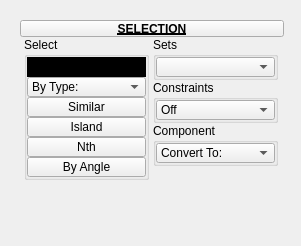
Before: the Qt Designer form tentacle/ui/uiLevel_3/selection.ui in m3trik/tentacle, drawn with Qt 5.
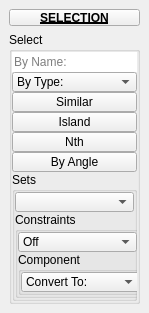
After: the same form once the commit is applied. Custom widgets are drawn as their Qt base class.

Patch:
```diff
--- a/tentacle/ui/uiLevel_3/selection.ui
+++ b/tentacle/ui/uiLevel_3/selection.ui
@@ -9,13 +9,13 @@
    <rect>
     <x>0</x>
     <y>0</y>
-    <width>301</width>
-    <height>246</height>
+    <width>149</width>
+    <height>312</height>
    </rect>
   </property>
   <property name="minimumSize">
    <size>
-    <width>120</width>
+    <width>0</width>
     <height>0</height>
    </size>
   </property>
@@ -25,124 +25,6 @@
     <height>999</height>
    </size>
   </property>
-  <property name="palette">
-   <palette>
-    <active>
-     <colorrole role="Base">
-      <brush brushstyle="SolidPattern">
-       <color alpha="255">
-        <red>0</red>
-        <green>0</green>
-        <blue>0</blue>
-       </color>
-      </brush>
-     </colorrole>
-     <colorrole role="Shadow">
-      <brush brushstyle="SolidPattern">
-       <color alpha="255">
-        <red>0</red>
-        <green>0</green>
-        <blue>0</blue>
-       </color>
-      </brush>
-     </colorrole>
-     <colorrole role="Highlight">
-      <brush brushstyle="SolidPattern">
-       <color alpha="255">
-        <red>85</red>
-        <green>170</green>
-        <blue>255</blue>
-       </color>
-      </brush>
-     </colorrole>
-     <colorrole role="ToolTipBase">
-      <brush brushstyle="SolidPattern">
-       <color alpha="255">
-        <red>255</red>
-        <green>255</green>
-        <blue>127</blue>
-       </color>
-      </brush>
-     </colorrole>
-    </active>
-    <inactive>
-     <colorrole role="Base">
-      <brush brushstyle="SolidPattern">
-       <color alpha="255">
-        <red>0</red>
-        <green>0</green>
-        <blue>0</blue>
-       </color>
-      </brush>
-     </colorrole>
-     <colorrole role="Shadow">
-      <brush brushstyle="SolidPattern">
-       <color alpha="255">
-        <red>0</red>
-        <green>0</green>
-        <blue>0</blue>
-       </color>
-      </brush>
-     </colorrole>
-     <colorrole role="Highlight">
-      <brush brushstyle="SolidPattern">
-       <color alpha="255">
-        <red>85</red>
-        <green>170</green>
-        <blue>255</blue>
-       </color>
-      </brush>
-     </colorrole>
-     <colorrole role="ToolTipBase">
-      <brush brushstyle="SolidPattern">
-       <color alpha="255">
-        <red>255</red>
-        <green>255</green>
-        <blue>127</blue>
-       </color>
-      </brush>
-     </colorrole>
-    </inactive>
-    <disabled>
-     <colorrole role="Base">
-      <brush brushstyle="SolidPattern">
-       <color alpha="255">
-        <red>240</red>
-        <green>240</green>
-        <blue>240</blue>
-       </color>
-      </brush>
-     </colorrole>
-     <colorrole role="Shadow">
-      <brush brushstyle="SolidPattern">
-       <color alpha="255">
-        <red>0</red>
-        <green>0</green>
-        <blue>0</blue>
-       </color>
-      </brush>
-     </colorrole>
-     <colorrole role="Highlight">
-      <brush brushstyle="SolidPattern">
-       <color alpha="255">
-        <red>0</red>
-        <green>120</green>
-        <blue>215</blue>
-       </color>
-      </brush>
-     </colorrole>
-     <colorrole role="ToolTipBase">
-      <brush brushstyle="SolidPattern">
-       <color alpha="255">
-        <red>255</red>
-        <green>255</green>
-        <blue>127</blue>
-       </color>
-      </brush>
-     </colorrole>
-    </disabled>
-   </palette>
-  </property>
   <property name="windowTitle">
    <string>Toolkit</string>
   </property>
@@ -156,37 +38,49 @@
    <set>QMainWindow::AllowNestedDocks|QMainWindow::AllowTabbedDocks|QMainWindow::AnimatedDocks|QMainWindow::ForceTabbedDocks</set>
   </property>
   <widget class="QWidget" name="mainWindow">
-   <widget class="QWidget" name="layoutWidget_2">
-    <property name="geometry">
-     <rect>
-      <x>20</x>
-      <y>20</y>
-      <width>264</width>
-      <height>206</height>
-     </rect>
-    </property>
-    <layout class="QGridLayout" name="gridLayout_2">
-     <property name="spacing">
-      <number>0</number>
-     </property>
-     <item row="1" column="1" colspan="2">
-      <layout class="QHBoxLayout" name="horizontalLayout">
+   <layout class="QVBoxLayout" name="verticalLayout_2">
+    <item>
+     <widget class="PushButtonDraggable" name="draggable_header">
+      <property name="minimumSize">
+       <size>
+        <width>19</width>
+        <height>17</height>
+       </size>
+      </property>
+      <property name="maximumSize">
+       <size>
+        <width>999</width>
+        <height>17</height>
+       </size>
+      </property>
+      <property name="font">
+       <font>
+        <weight>75</weight>
+        <bold>true</bold>
+        <underline>true</underline>
+       </font>
+      </property>
+      <property name="text">
+       <string>SELECTION</string>
+      </property>
+      <property name="checkable">
+       <bool>true</bool>
+      </property>
+     </widget>
+    </item>
        <item>
         <layout class="QVBoxLayout" name="verticalLayout">
-         <property name="spacing">
-          <number>0</number>
-         </property>
          <item>
           <widget class="QGroupBox" name="groupBox_5">
            <property name="minimumSize">
             <size>
-             <width>125</width>
+          <width>0</width>
              <height>0</height>
             </size>
            </property>
            <property name="maximumSize">
             <size>
-             <width>125</width>
+          <width>999</width>
              <height>999</height>
             </size>
            </property>
@@ -394,35 +288,6 @@
               </property>
              </widget>
             </item>
-           </layout>
-           <zorder>txt001</zorder>
-           <zorder>tb001</zorder>
-           <zorder>tb002</zorder>
-           <zorder>cmb002</zorder>
-           <zorder>tb000</zorder>
-           <zorder>tb003</zorder>
-          </widget>
-         </item>
-         <item>
-          <spacer name="verticalSpacer_2">
-           <property name="orientation">
-            <enum>Qt::Vertical</enum>
-           </property>
-           <property name="sizeHint" stdset="0">
-            <size>
-             <width>0</width>
-             <height>0</height>
-            </size>
-           </property>
-          </spacer>
-         </item>
-        </layout>
-       </item>
-       <item>
-        <layout class="QVBoxLayout" name="verticalLayout_2">
-         <property name="spacing">
-          <number>0</number>
-         </property>
          <item>
           <widget class="QGroupBox" name="groupBox_4">
            <property name="minimumSize">
@@ -484,9 +349,6 @@
               </property>
              </widget>
             </item>
-           </layout>
-          </widget>
-         </item>
          <item>
           <widget class="QGroupBox" name="groupBox_8">
            <property name="minimumSize">
@@ -553,9 +415,6 @@
               </item>
              </widget>
             </item>
-           </layout>
-          </widget>
-         </item>
          <item>
           <widget class="QGroupBox" name="groupBox_6">
            <property name="minimumSize">
@@ -631,15 +490,31 @@
            </layout>
           </widget>
          </item>
+              </layout>
+             </widget>
+            </item>
+           </layout>
+          </widget>
+         </item>
+        </layout>
+        <zorder>txt001</zorder>
+        <zorder>tb001</zorder>
+        <zorder>tb002</zorder>
+        <zorder>cmb002</zorder>
+        <zorder>tb000</zorder>
+        <zorder>tb003</zorder>
+        <zorder>groupBox_4</zorder>
+       </widget>
+      </item>
          <item>
-          <spacer name="verticalSpacer_3">
+       <spacer name="verticalSpacer">
            <property name="orientation">
             <enum>Qt::Vertical</enum>
            </property>
            <property name="sizeHint" stdset="0">
             <size>
-             <width>0</width>
-             <height>0</height>
+          <width>17</width>
+          <height>407</height>
             </size>
            </property>
           </spacer>
@@ -647,38 +522,6 @@
         </layout>
        </item>
       </layout>
-     </item>
-     <item row="0" column="1" colspan="2">
-      <widget class="PushButtonDraggable" name="draggable_header">
-       <property name="minimumSize">
-        <size>
-         <width>19</width>
-         <height>17</height>
-        </size>
-       </property>
-       <property name="maximumSize">
-        <size>
-         <width>999</width>
-         <height>17</height>
-        </size>
-       </property>
-       <property name="font">
-        <font>
-         <weight>75</weight>
-         <bold>true</bold>
-         <underline>true</underline>
-        </font>
-       </property>
-       <property name="text">
-        <string>SELECTION</string>
-       </property>
-       <property name="checkable">
-        <bool>true</bool>
-       </property>
-      </widget>
-     </item>
-    </layout>
-   </widget>
   </widget>
  </widget>
  <customwidgets>
@@ -687,16 +530,16 @@
    <extends>QPushButton</extends>
    <header>widgets.pushbuttondraggable.h</header>
   </customwidget>
+  <customwidget>
+   <class>PushButton</class>
+   <extends>QPushButton</extends>
+   <header>widgets.pushbutton.h</header>
+  </customwidget>
   <customwidget>
    <class>ComboBox</class>
    <extends>QComboBox</extends>
    <header>widgets.combobox.h</header>
   </customwidget>
-  <customwidget>
-   <class>PushButton</class>
-   <extends>QPushButton</extends>
-   <header>widgets.pushbutton.h</header>
-  </customwidget>
  </customwidgets>
  <resources/>
  <connections/>
```
Lines whose indentation alone changed are shown as unchanged.
